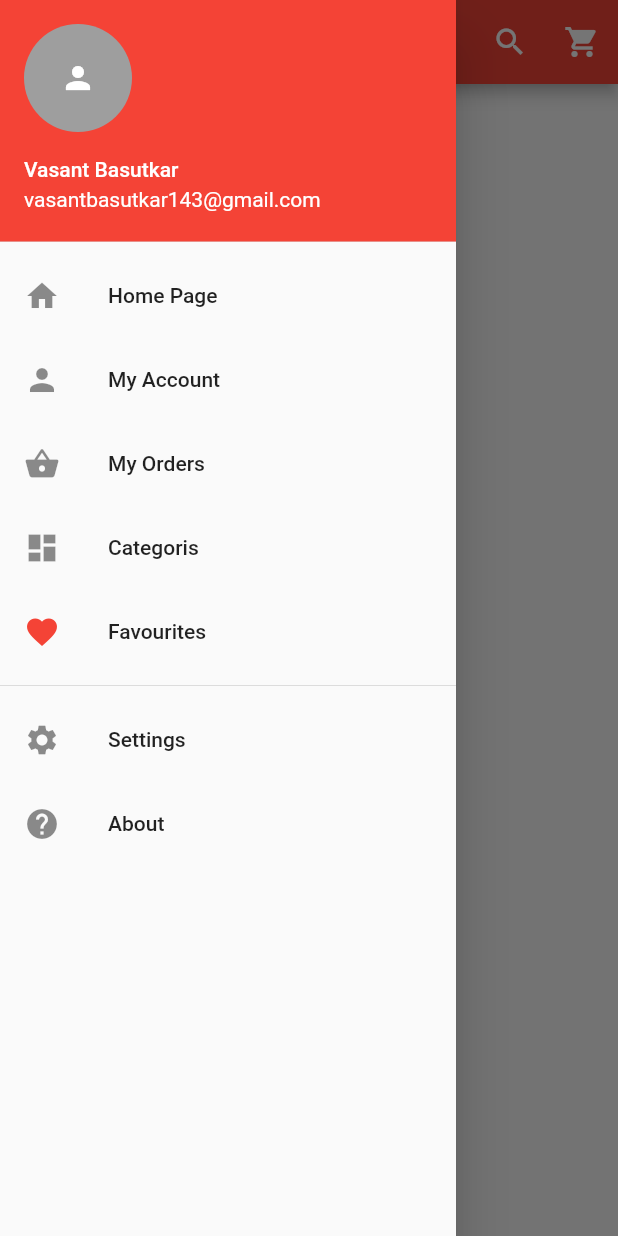
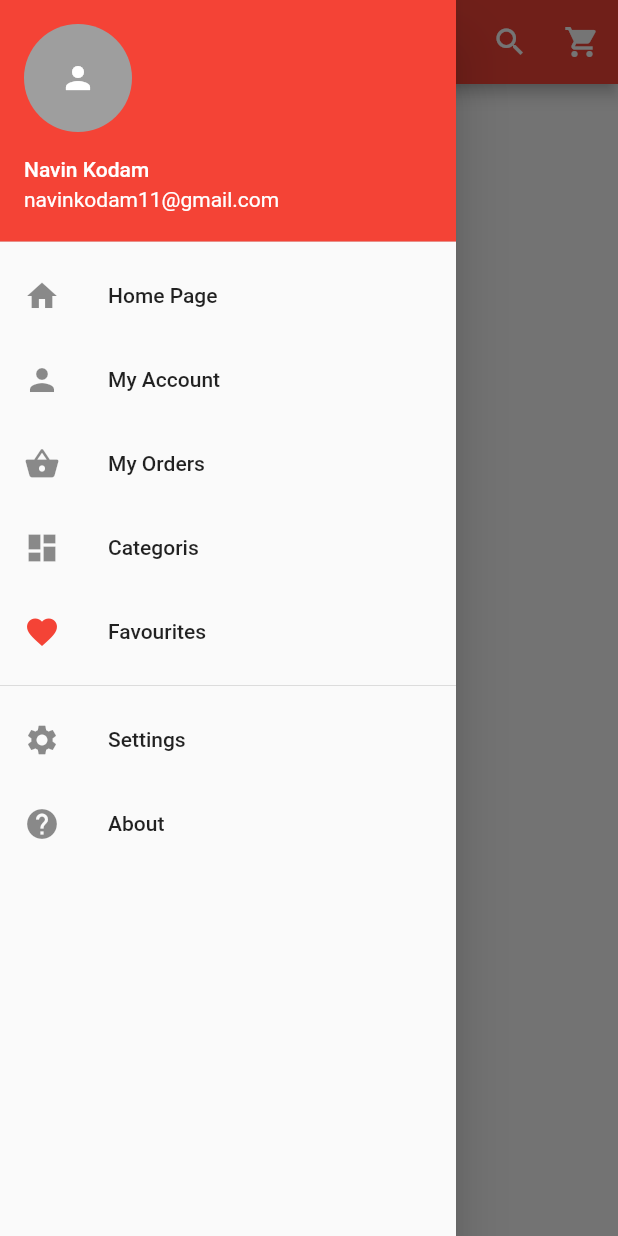
Before and after one commit to insidetech21/AgroApp, a Flutter app: the screen it shows after launch, with the side drawer open, on a phone screen of 412 x 824 dp. Run offline on Flutter 3.47's test engine with Material 2 defaults, Android fonts, the phone set to English and light mode, and no system bars.

Commit message:
changed username to my name for testing

```diff
--- a/lib/main.dart
+++ b/lib/main.dart
@@ -31,8 +31,8 @@ class _HomePageState extends State<HomePage> {
           children: <Widget>[
             // Header
             new UserAccountsDrawerHeader
-              (accountName: Text("Vasant Basutkar"),
-                accountEmail: Text("vasantbasutkar143@gmail.com"),
+              (accountName: Text("Navin Kodam"),
+                accountEmail: Text("navinkodam11@gmail.com"),
             currentAccountPicture: GestureDetector(
               child: new CircleAvatar(
                 backgroundColor: Colors.grey,
```
